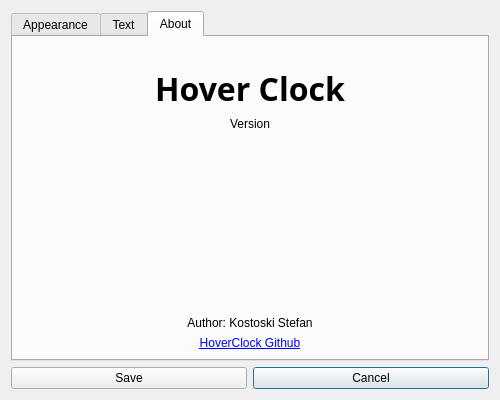
First picture: the form in src/settings_dialog.ui, repository kostoskistefan/hoverclock-qt, before the edit.
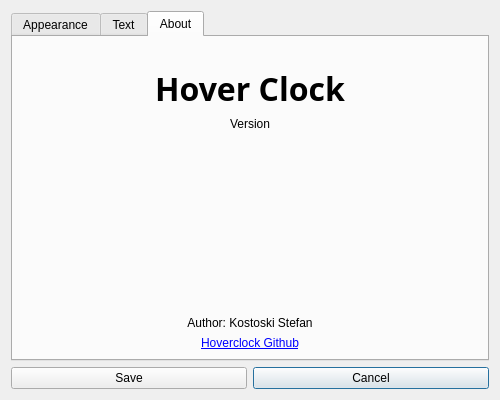
Second picture: the form after the edit. The open tabs and pages were chosen to show the change. Icons and pictures are not drawn.

```diff
--- a/src/settings_dialog.ui
+++ b/src/settings_dialog.ui
@@ -287,7 +287,7 @@
        <item row="7" column="0" colspan="2">
         <widget class="QLabel" name="appUrlLabel">
          <property name="text">
-          <string>&lt;a href=&quot;https://github.com/kostoskistefan/hoverclock&quot;&gt;HoverClock Github&lt;/a&gt;</string>
+          <string>&lt;a href=&quot;https://github.com/kostoskistefan/hoverclock&quot;&gt;Hoverclock Github&lt;/a&gt;</string>
          </property>
          <property name="textFormat">
           <enum>Qt::RichText</enum>
```
Left out of the diff: 6 changed lines with no effect on the pictures.
